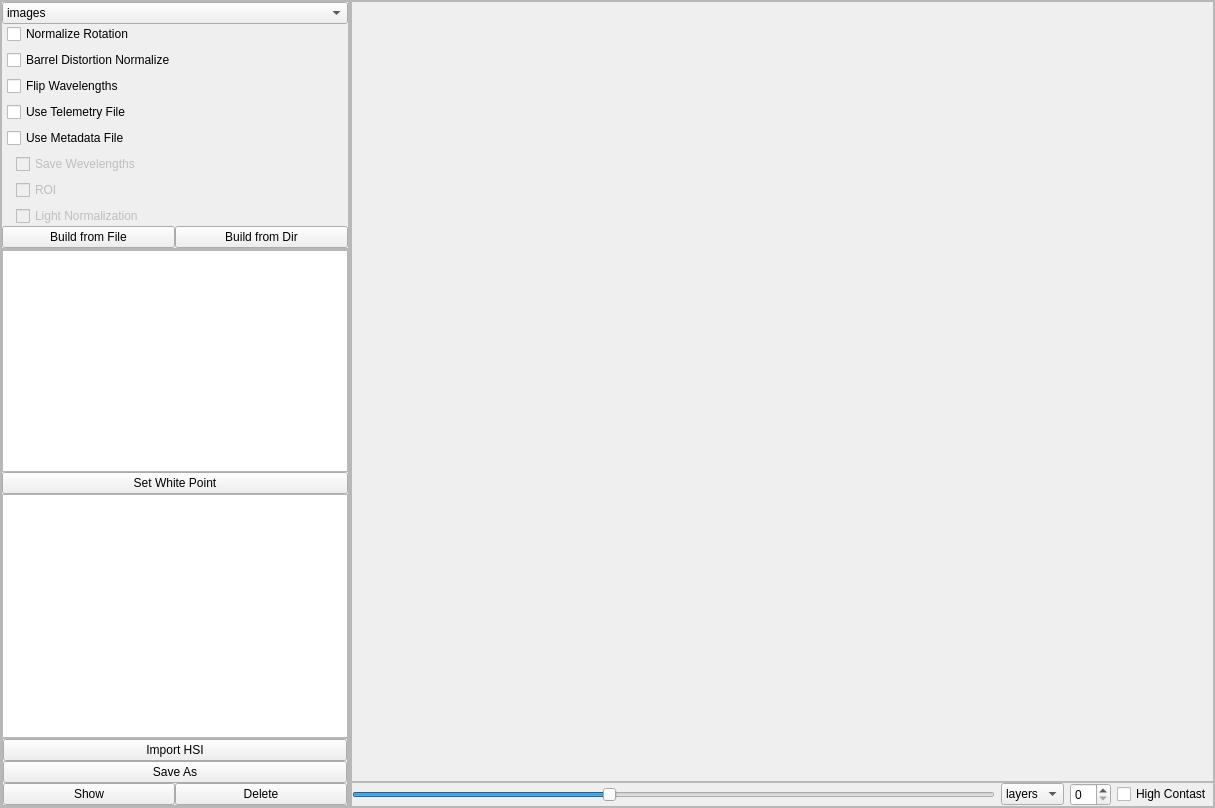
Qt form gui/mac_builder.ui (OpenHSL/OpenHSL) before a commit.
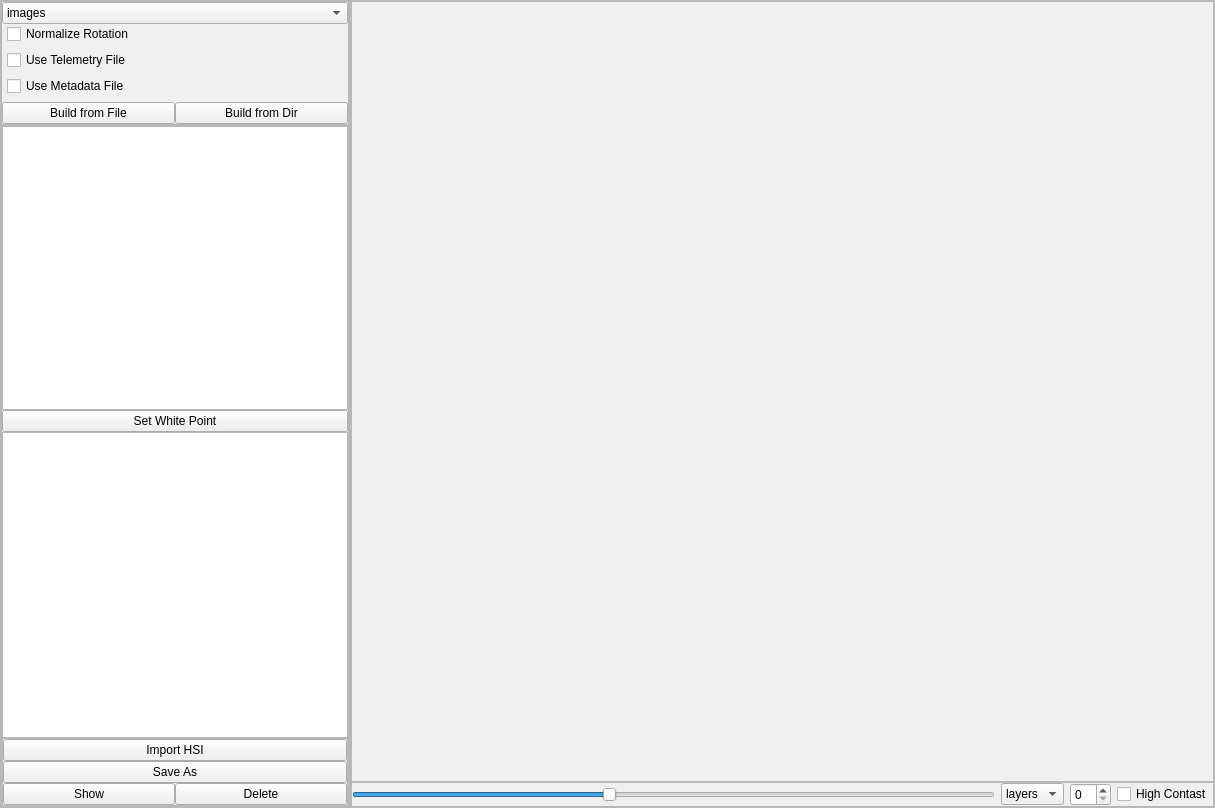
The same form after that commit. Custom widgets are drawn as their Qt base class.

Commit message: merge to current dev, fix RGB synthesis in builder

What changed in the file:
```diff
--- a/gui/mac_builder.ui
+++ b/gui/mac_builder.ui
@@ -126,20 +126,6 @@
                </property>
               </widget>
              </item>
-             <item>
-              <widget class="QCheckBox" name="check_barrel_dist_norm">
-               <property name="text">
-                <string>Barrel Distortion Normalize</string>
-               </property>
-              </widget>
-             </item>
-             <item>
-              <widget class="QCheckBox" name="check_wavelengths">
-               <property name="text">
-                <string>Flip Wavelengths</string>
-               </property>
-              </widget>
-             </item>
              <item>
               <widget class="QCheckBox" name="telemetry_requiared">
                <property name="text">
@@ -178,36 +164,6 @@
                 <property name="bottomMargin">
                  <number>0</number>
                 </property>
-                <item>
-                 <widget class="QCheckBox" name="save_wavelengths_checkbox">
-                  <property name="enabled">
-                   <bool>false</bool>
-                  </property>
-                  <property name="text">
-                   <string>Save Wevelengths</string>
-                  </property>
-                 </widget>
-                </item>
-                <item>
-                 <widget class="QCheckBox" name="check_roi">
-                  <property name="enabled">
-                   <bool>false</bool>
-                  </property>
-                  <property name="text">
-                   <string>ROI</string>
-                  </property>
-                 </widget>
-                </item>
-                <item>
-                 <widget class="QCheckBox" name="check_light_norm">
-                  <property name="enabled">
-                   <bool>false</bool>
-                  </property>
-                  <property name="text">
-                   <string>Light Normalization</string>
-                  </property>
-                 </widget>
-                </item>
                </layout>
               </widget>
              </item>
```
The commit also changes 52 other files.
